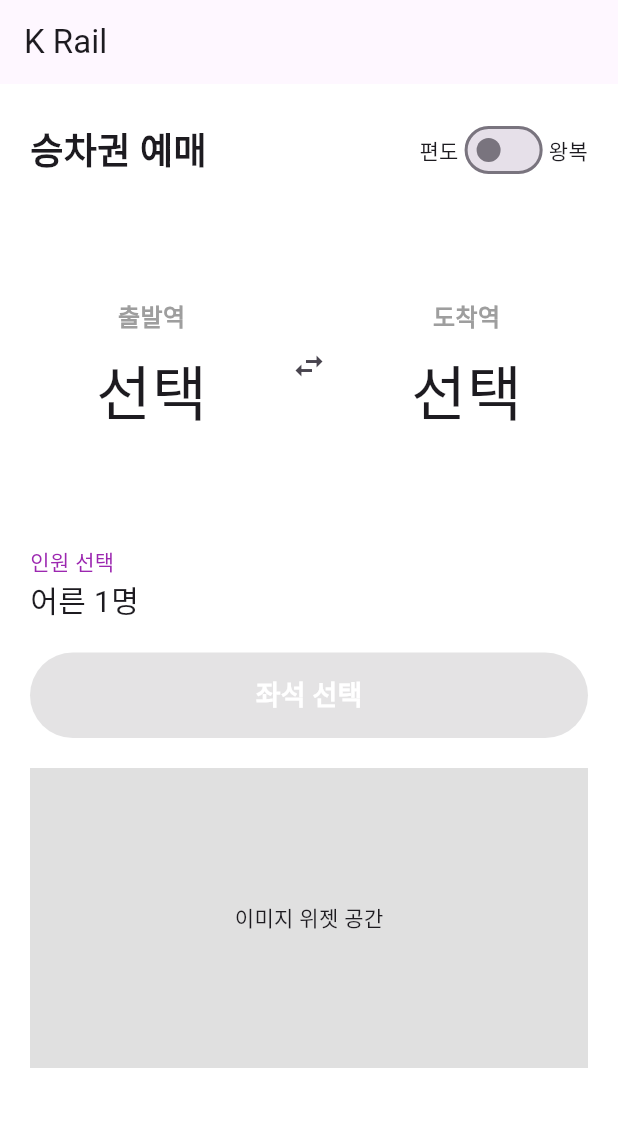
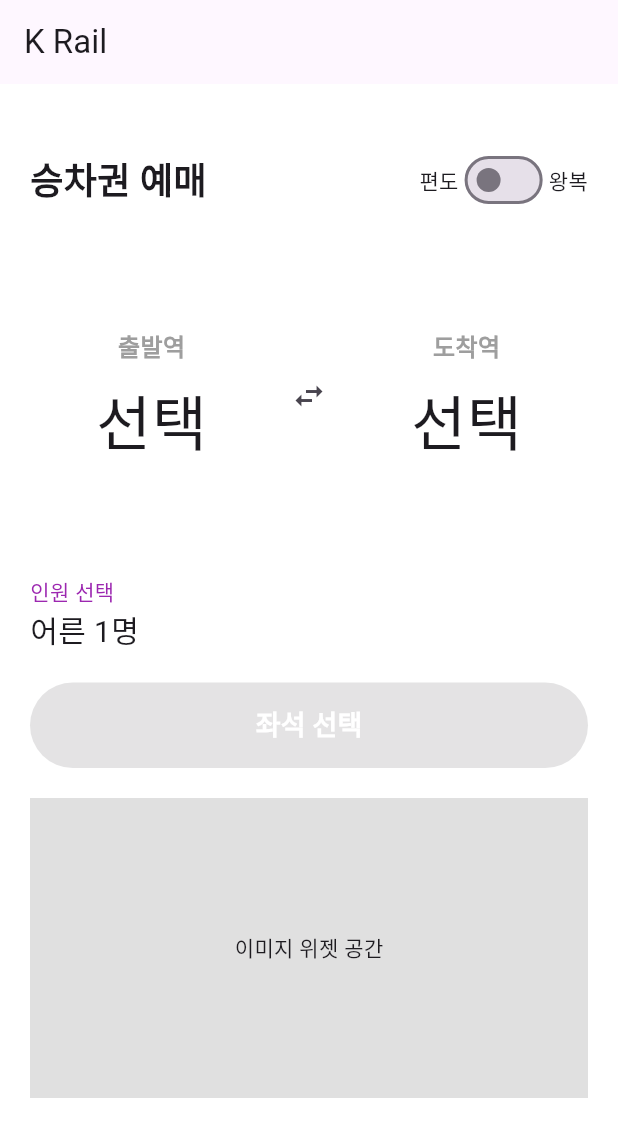
Before and after one commit to oosuhada/train_booking_app, a Flutter app: the screen it shows after launch, on a phone screen of 412 x 824 dp. Shown: the top 1137 px of the screen. Run offline on Flutter 3.47's test engine with Material 3 defaults, Android fonts, the phone set to English and light mode, and no system bars; missing offline and left inert: flutter_stripe.

Commit message:
add sized box to home page

```diff
--- a/lib/home_page.dart
+++ b/lib/home_page.dart
@@ -26,6 +26,7 @@ class _HomePageState extends State<HomePage> {
           child: Column(
             crossAxisAlignment: CrossAxisAlignment.start,
             children: [
+              SizedBox(height: 20), // 여백 추가
               Row(
                 mainAxisAlignment: MainAxisAlignment.spaceBetween,
                 children: [
```
